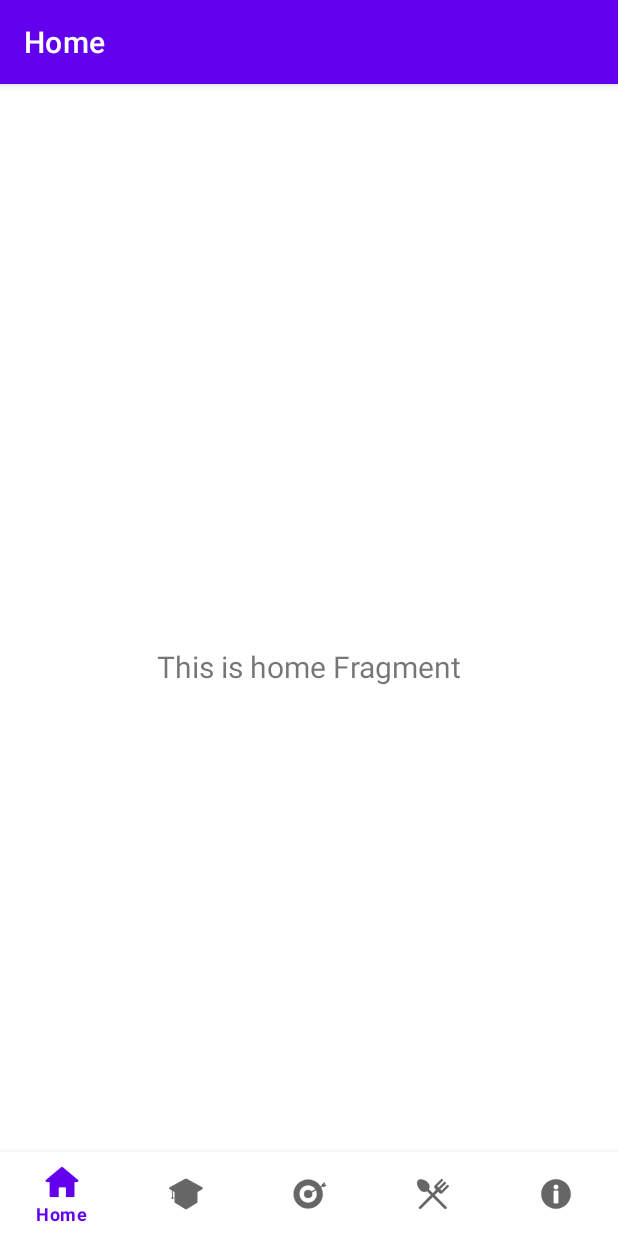
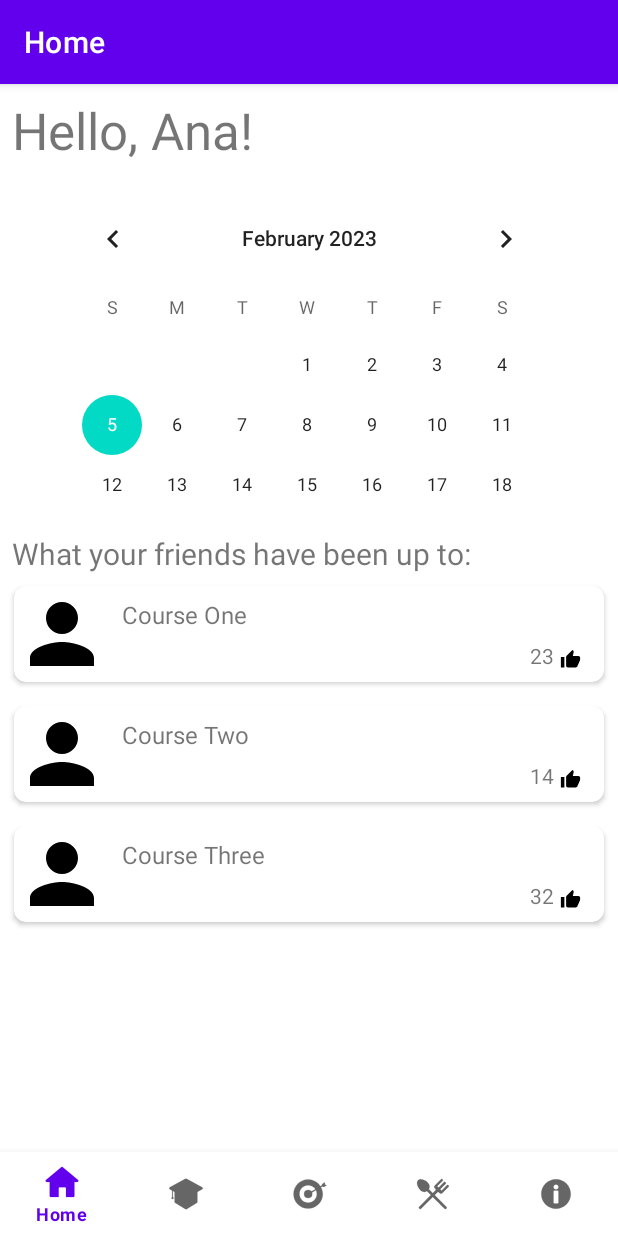
Before and after one commit to sc71/FeastApp, an Android app: the screen it shows after launch (MainActivity), on a phone screen of 412 x 824 dp. Run offline under Robolectric (Android 15) with nearby library versions, the phone set to English and light mode, and no system bars; our stand-ins replace navigation-ui.

Commit message:
working home feed

```diff
--- /dev/null
+++ b/app/src/main/java/com/example/feastapp2/NewsAdapter.kt
@@ -0,0 +1,49 @@
+import android.content.Context
+import android.view.LayoutInflater
+import android.view.View
+import android.view.ViewGroup
+import android.widget.ImageView
+import android.widget.TextView
+import androidx.recyclerview.widget.RecyclerView
+import com.example.feastapp2.NewsModel
+import com.example.feastapp2.R
+
+class NewsAdapter(newsModelArrayList: ArrayList<NewsModel>) :
+    RecyclerView.Adapter<NewsAdapter.ViewHolder>() {
+    private val newsModelArrayList: ArrayList<NewsModel>
+    override fun onCreateViewHolder(parent: ViewGroup, viewType: Int): NewsAdapter.ViewHolder {
+        // to inflate the layout for each item of recycler view.
+        val view: View = LayoutInflater.from(parent.context).inflate(R.layout.post_layout, parent, false)
+        return ViewHolder(view)
+    }
+
+    override fun onBindViewHolder(holder: NewsAdapter.ViewHolder, position: Int) {
+        // to set data to textview and imageview of each card layout
+        val model: NewsModel = newsModelArrayList[position]
+        holder.postContent.text = model.getNews()
+        holder.numLikes.text = model.getLikes().toString()
+        holder.userImage.setImageResource(model.getProfile())
+    }
+
+    override fun getItemCount(): Int {
+        // this method is used for showing number of card items in recycler view.
+        return newsModelArrayList.size
+    }
+
+    // View holder class for initializing of your views such as TextView and Imageview.
+    class ViewHolder(itemView: View) : RecyclerView.ViewHolder(itemView) {
+        val userImage: ImageView
+        val postContent: TextView
+        val numLikes: TextView
+        init {
+            postContent = itemView.findViewById(R.id.post_content)
+            numLikes = itemView.findViewById(R.id.num_likes)
+            userImage = itemView.findViewById(R.id.user_img)
+        }
+    }
+
+    // Constructor
+    init {
+        this.newsModelArrayList = newsModelArrayList
+    }
+}
--- /dev/null
+++ b/app/src/main/java/com/example/feastapp2/NewsModel.kt
@@ -0,0 +1,22 @@
+package com.example.feastapp2
+
+class NewsModel (private var news: String, private var likes: Int, private var user_profile: Int) {
+    fun getNews(): String {
+        return news
+    }
+    fun setNews(courseName: String){
+        this.news = news
+    }
+    fun getLikes(): Int{
+        return likes
+    }
+    fun setLikes(progress: Int){
+        this.likes = likes
+    }
+    fun getProfile(): Int {
+        return user_profile
+    }
+    fun setImage(profileImg: Int){
+        this.user_profile = user_profile
+    }
+}
--- a/app/src/main/java/com/example/feastapp2/ui/ResourcesFragment.kt
+++ b/app/src/main/java/com/example/feastapp2/ui/ResourcesFragment.kt
@@ -12,9 +12,6 @@ import com.example.feastapp2.databinding.FragmentResourcesBinding
 
 class ResourcesFragment : Fragment() {
     private var _binding: FragmentResourcesBinding? = null
-
-    // This property is only valid between onCreateView and
-    // onDestroyView.
     private val binding get() = _binding!!
 
     override fun onCreateView(
@@ -22,16 +19,9 @@ class ResourcesFragment : Fragment() {
         container: ViewGroup?,
         savedInstanceState: Bundle?
     ): View {
-        //val homeViewModel = ViewModelProvider(this).get(HomeViewModel::class.java)
+        _binding = FragmentResourcesBinding.inflate(inflater, container, false)
 
-        _binding = FragmentResourcesBinding.inflate(inflater, container, false)
-        val root: View = binding.root
-
-        //val textView: TextView = binding.textHome
-        /*homeViewModel.text.observe(viewLifecycleOwner) {
-            textView.text = it
-        }*/
-        return root
+        return binding.root
     }
 
     override fun onDestroyView() {
--- a/app/src/main/java/com/example/feastapp2/ui/home/HomeFragment.kt
+++ b/app/src/main/java/com/example/feastapp2/ui/home/HomeFragment.kt
@@ -1,5 +1,6 @@
 package com.example.feastapp2.ui.home
 
+import NewsAdapter
 import android.os.Bundle
 import android.view.LayoutInflater
 import android.view.View
@@ -7,6 +8,11 @@ import android.view.ViewGroup
 import android.widget.TextView
 import androidx.fragment.app.Fragment
 import androidx.lifecycle.ViewModelProvider
+import androidx.recyclerview.widget.LinearLayoutManager
+import androidx.recyclerview.widget.RecyclerView
+import com.example.feastapp2.CardModel
+import com.example.feastapp2.NewsModel
+import com.example.feastapp2.R
 import com.example.feastapp2.databinding.FragmentHomeBinding
 
 class HomeFragment : Fragment() {
@@ -16,23 +22,27 @@ class HomeFragment : Fragment() {
     // This property is only valid between onCreateView and
     // onDestroyView.
     private val binding get() = _binding!!
+    private lateinit var postRV: RecyclerView
 
     override fun onCreateView(
         inflater: LayoutInflater,
         container: ViewGroup?,
         savedInstanceState: Bundle?
     ): View {
-        val homeViewModel =
-            ViewModelProvider(this).get(HomeViewModel::class.java)
+        _binding = FragmentHomeBinding.inflate(inflater, container, false)
+        postRV = binding.root.findViewById(R.id.news_feed)
 
-        _binding = FragmentHomeBinding.inflate(inflater, container, false)
-        val root: View = binding.root
+        val newsModelArrayList: ArrayList<NewsModel> = ArrayList<NewsModel>()
+        newsModelArrayList.add(NewsModel("Course One", 23, R.drawable.ic_baseline_person_24))
+        newsModelArrayList.add(NewsModel("Course Two", 14, R.drawable.ic_baseline_person_24))
+        newsModelArrayList.add(NewsModel("Course Three", 32, R.drawable.ic_baseline_person_24))
 
-        val textView: TextView = binding.textHome
-        homeViewModel.text.observe(viewLifecycleOwner) {
-            textView.text = it
-        }
-        return root
+        val newsAdapter = NewsAdapter(newsModelArrayList)
+        val linearLayoutManager = LinearLayoutManager(activity, LinearLayoutManager.VERTICAL, false)
+
+        postRV.layoutManager = linearLayoutManager
+        postRV.adapter = newsAdapter
+        return binding.root
     }
 
     override fun onDestroyView() {
--- /dev/null
+++ b/app/src/main/res/drawable/ic_baseline_person_24.xml
@@ -0,0 +1,5 @@
+<vector android:height="24dp" android:tint="#000000"
+    android:viewportHeight="24" android:viewportWidth="24"
+    android:width="24dp" xmlns:android="http://schemas.android.com/apk/res/android">
+    <path android:fillColor="@android:color/white" android:pathData="M12,12c2.21,0 4,-1.79 4,-4s-1.79,-4 -4,-4 -4,1.79 -4,4 1.79,4 4,4zM12,14c-2.67,0 -8,1.34 -8,4v2h16v-2c0,-2.66 -5.33,-4 -8,-4z"/>
+</vector>
--- /dev/null
+++ b/app/src/main/res/drawable/ic_baseline_thumb_up_24.xml
@@ -0,0 +1,5 @@
+<vector android:height="24dp" android:tint="#000000"
+    android:viewportHeight="24" android:viewportWidth="24"
+    android:width="24dp" xmlns:android="http://schemas.android.com/apk/res/android">
+    <path android:fillColor="@android:color/white" android:pathData="M1,21h4L5,9L1,9v12zM23,10c0,-1.1 -0.9,-2 -2,-2h-6.31l0.95,-4.57 0.03,-0.32c0,-0.41 -0.17,-0.79 -0.44,-1.06L14.17,1 7.59,7.59C7.22,7.95 7,8.45 7,9v10c0,1.1 0.9,2 2,2h9c0.83,0 1.54,-0.5 1.84,-1.22l3.02,-7.05c0.09,-0.23 0.14,-0.47 0.14,-0.73v-2z"/>
+</vector>
--- a/app/src/main/res/layout/fragment_home.xml
+++ b/app/src/main/res/layout/fragment_home.xml
@@ -6,17 +6,51 @@
     android:layout_height="match_parent"
     tools:context=".ui.home.HomeFragment">
 
+    <CalendarView
+        android:id="@+id/calendarView2"
+        android:layout_width="346dp"
+        android:layout_height="214dp"
+        android:layout_marginTop="16dp"
+        app:layout_constraintEnd_toEndOf="parent"
+        app:layout_constraintHorizontal_bias="0.5"
+        app:layout_constraintStart_toStartOf="parent"
+        app:layout_constraintTop_toBottomOf="@+id/text_welcome" />
+
     <TextView
-        android:id="@+id/text_home"
+        android:id="@+id/text_welcome"
         android:layout_width="match_parent"
         android:layout_height="wrap_content"
         android:layout_marginStart="8dp"
         android:layout_marginTop="8dp"
-        android:layout_marginEnd="8dp"
-        android:textAlignment="center"
+        android:text="Hello, Ana!"
+        android:textSize="34sp"
+        app:layout_constraintEnd_toEndOf="parent"
+        app:layout_constraintHorizontal_bias="0.5"
+        app:layout_constraintStart_toStartOf="parent"
+        app:layout_constraintTop_toTopOf="parent" />
+
+    <TextView
+        android:id="@+id/textView3"
+        android:layout_width="match_parent"
+        android:layout_height="wrap_content"
+        android:layout_marginStart="8dp"
+        android:layout_marginTop="16dp"
+        android:text="What your friends have been up to:"
+        android:textAlignment="viewStart"
         android:textSize="20sp"
-        app:layout_constraintBottom_toBottomOf="parent"
         app:layout_constraintEnd_toEndOf="parent"
         app:layout_constraintStart_toStartOf="parent"
-        app:layout_constraintTop_toTopOf="parent" />
+        app:layout_constraintTop_toBottomOf="@+id/calendarView2" />
+
+    <androidx.recyclerview.widget.RecyclerView
+        android:id="@+id/news_feed"
+        android:layout_width="409dp"
+        android:layout_height="403dp"
+        android:layout_marginStart="8dp"
+        android:layout_marginEnd="8dp"
+        app:layout_constraintEnd_toEndOf="parent"
+        app:layout_constraintHorizontal_bias="0.5"
+        app:layout_constraintStart_toStartOf="parent"
+        app:layout_constraintTop_toBottomOf="@+id/textView3" />
+
 </androidx.constraintlayout.widget.ConstraintLayout>
--- a/app/src/main/res/layout/fragment_resources.xml
+++ b/app/src/main/res/layout/fragment_resources.xml
@@ -5,10 +5,11 @@
     android:layout_height="match_parent"
     tools:context=".ui.ResourcesFragment">
 
-    <!-- TODO: Update blank fragment layout -->
     <TextView
         android:layout_width="match_parent"
-        android:layout_height="match_parent"
-        android:text="@string/hello_blank_fragment" />
+        android:layout_height="wrap_content"
+        android:text="Resources"
+        android:textSize="34sp"
+        android:paddingTop="8dp"/>
 
 </FrameLayout>
--- /dev/null
+++ b/app/src/main/res/layout/post_layout.xml
@@ -0,0 +1,45 @@
+<?xml version="1.0" encoding="utf-8"?>
+<androidx.cardview.widget.CardView xmlns:android="http://schemas.android.com/apk/res/android"
+    android:layout_width="match_parent"
+    android:layout_height="wrap_content"
+    xmlns:app="http://schemas.android.com/apk/res-auto"
+    app:cardCornerRadius="8dp"
+    android:elevation="0dp"
+    android:layout_margin="8dp"
+    android:background="@color/white" >
+
+    <LinearLayout
+        android:layout_width="match_parent"
+        android:layout_height="wrap_content"
+        android:orientation="horizontal">
+
+        <ImageView
+            android:id="@+id/user_img"
+            android:layout_width="64dp"
+            android:layout_height="64dp"
+            android:src="@drawable/ic_baseline_person_24" />
+            <TextView
+                android:id="@+id/post_content"
+                android:layout_width="280dp"
+                android:layout_height="wrap_content"
+                android:paddingTop="8dp"
+                android:paddingStart="8dp"
+                android:text="Username completed their goal!"
+                android:textSize="16sp" />
+
+        <TextView
+            android:id="@+id/num_likes"
+            android:layout_width="wrap_content"
+            android:layout_height="wrap_content"
+            android:layout_gravity="bottom|end"
+            android:paddingEnd="4dp"
+            android:paddingBottom="8dp"
+            android:text="21" />
+        <ImageView
+            android:layout_width="30dp"
+            android:layout_height="30dp"
+            android:layout_gravity="bottom|end"
+            android:paddingEnd="16dp"
+            android:src="@drawable/ic_baseline_thumb_up_24" />
+    </LinearLayout>
+</androidx.cardview.widget.CardView>
```
